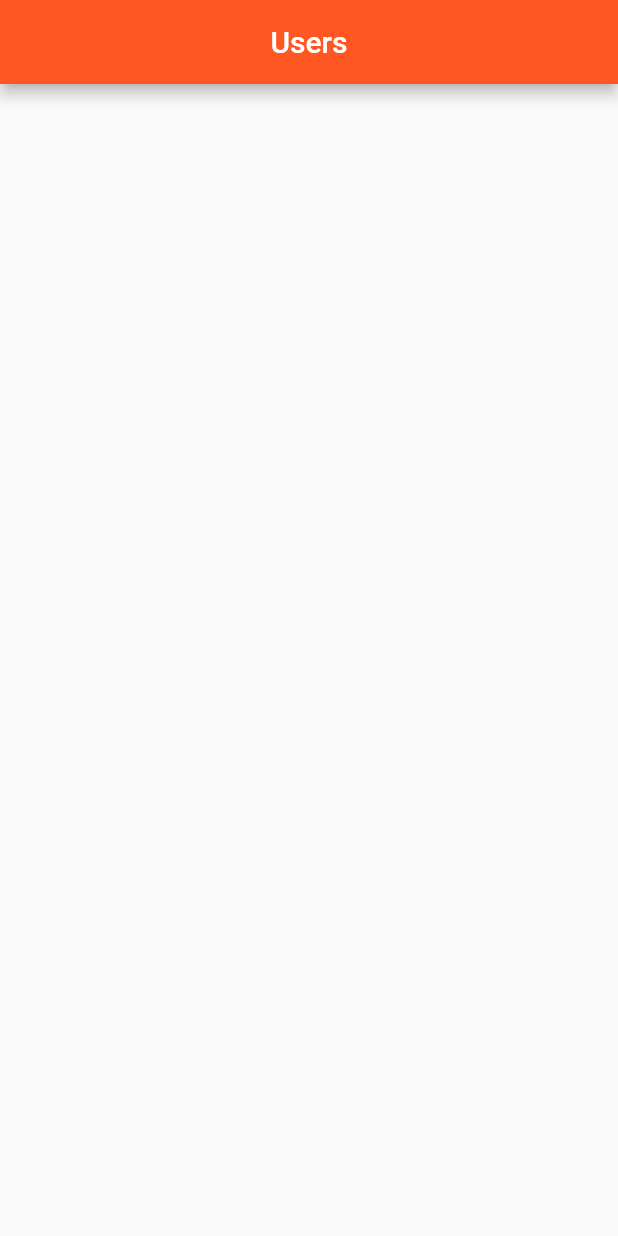
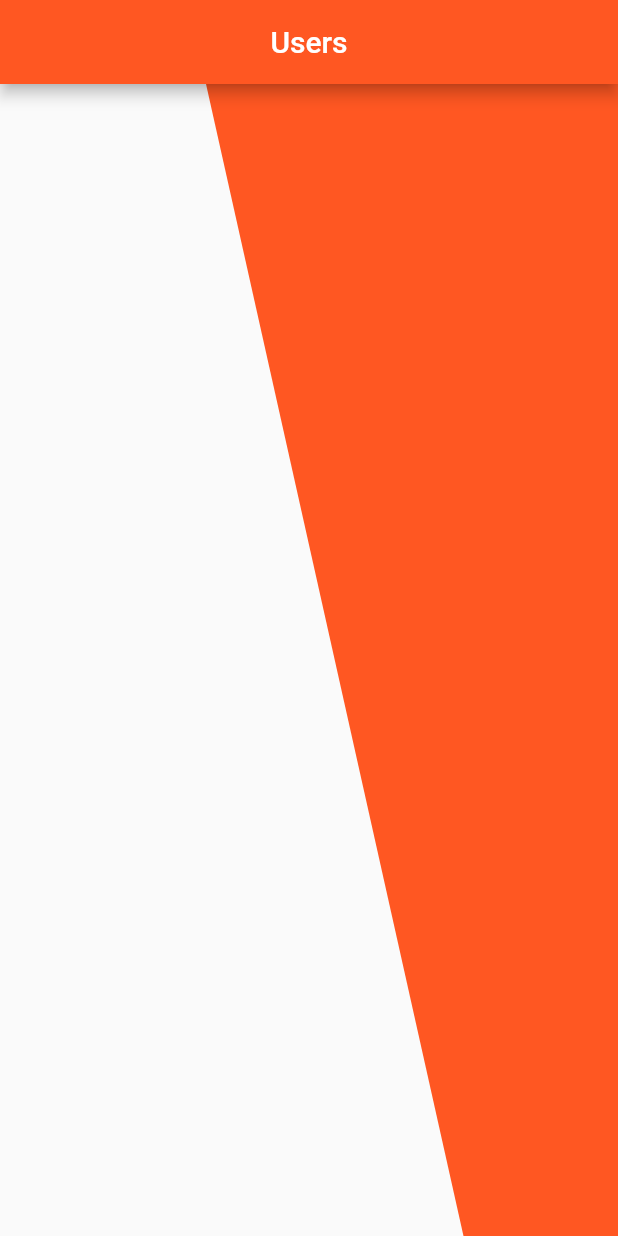
Before and after one commit to Thioby/flutterhackaton19, a Flutter app: the UsersPage screen opened directly, on a phone screen of 412 x 824 dp. Run offline on Flutter 3.47's test engine with Material 2 defaults, Android fonts, the phone set to English and light mode, and no system bars; our stand-ins replace cloud_firestore, firebase_auth, google_sign_in; accounts and stored records are empty.

Commit message:
fix problems after mr

```diff
--- a/emo_chat/lib/presentation/users/users_page.dart
+++ b/emo_chat/lib/presentation/users/users_page.dart
@@ -14,7 +14,10 @@ class UsersPage extends StatelessWidget {
   Widget build(BuildContext context) {
     return Scaffold(
       appBar: _appBar(context),
-      body: Container(
+      body: Stack(
+        children: <Widget>[
+          OnboardingBackground(),
+          Container(
             child: StreamBuilder(
                 stream: Firestore.instance.collection(Tables.USERS).snapshots(),
                 builder: (context, snapshot) {
@@ -23,18 +26,18 @@ class UsersPage extends StatelessWidget {
                   }
                   return ListView.separated(
                     padding: EdgeInsets.all(10.0),
-                itemBuilder: (context, index) =>
-                    _buildItem(context, snapshot.data.documents[index]),
+                    itemBuilder: (context, index) => _buildItem(context, snapshot.data.documents[index]),
                     itemCount: snapshot.data.documents.length,
                     separatorBuilder: _buildSeparator,
                   );
                 }),
           ),
+        ],
+      ),
     );
   }
 
-  AppBar _appBar(BuildContext context) =>
-      AppBar(
+  AppBar _appBar(BuildContext context) => AppBar(
         centerTitle: true,
         title: Text("Users"),
         automaticallyImplyLeading: false,
@@ -54,8 +57,7 @@ class UsersPage extends StatelessWidget {
 
   Widget _buildRow(BuildContext context, String name, String url) {
     return UserRow(name, url ?? PLACEHOLDER, () {
-      Navigator.of(context).push(
-          MaterialPageRoute(builder: (context) => ChatPage()));
+      Navigator.of(context).push(MaterialPageRoute(builder: (context) => ChatPage()));
     });
   }
 
```
Lines whose indentation alone changed are shown as unchanged.
